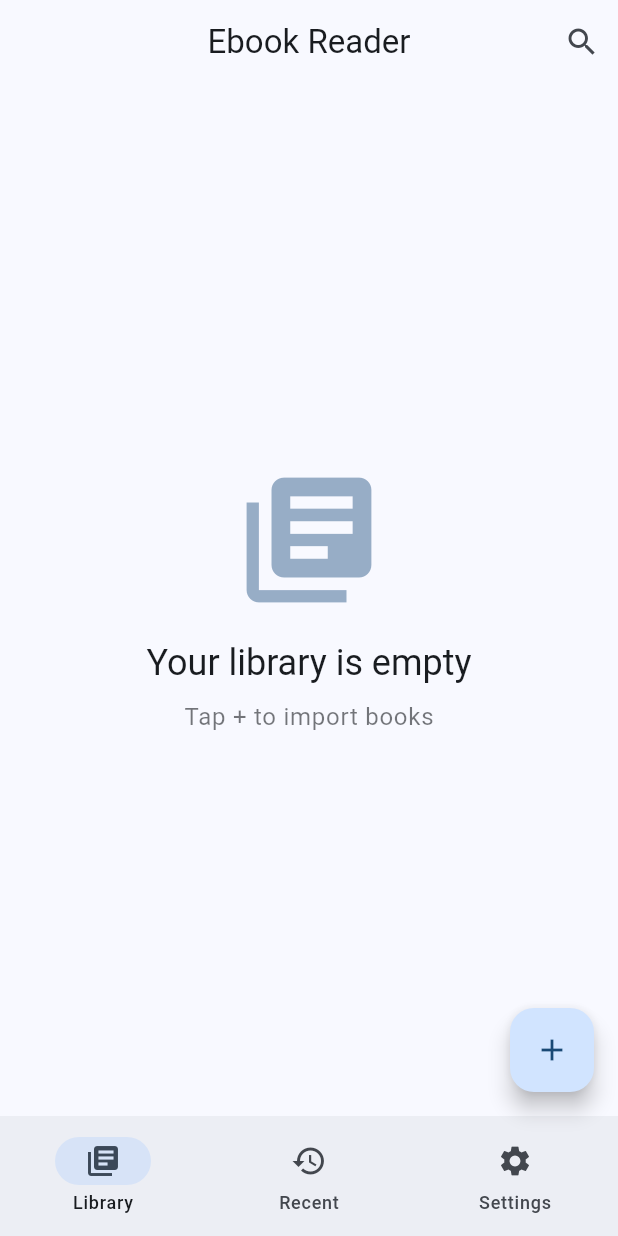
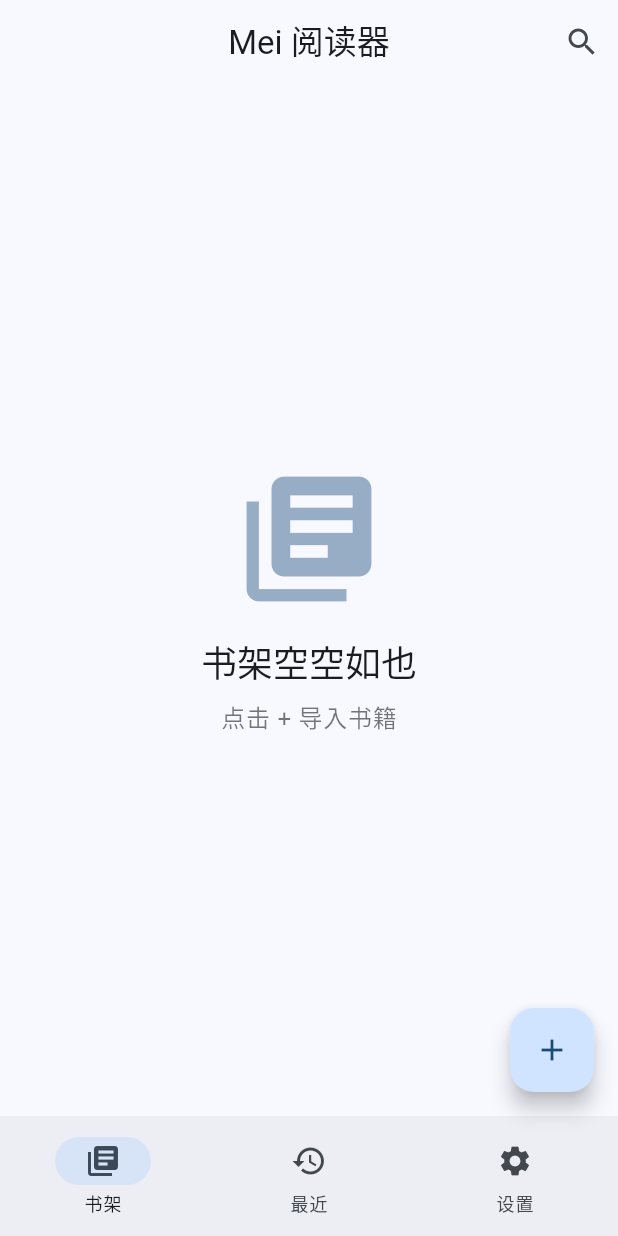
Before and after one commit to mmmei23333/ebook-reader, a Flutter app: the screen it shows once a user with an empty profile is signed in, on a phone screen of 412 x 824 dp. Run offline on Flutter 3.47's test engine with Material 3 defaults, Android fonts, the phone set to English and light mode, and no system bars; our stand-ins replace file_picker, firebase_auth, firebase_core, shared_preferences; missing offline and left inert: epubx, pdfrx; accounts and stored records are empty.

Commit message:
feat: 全面中文化

```diff
--- a/lib/main.dart
+++ b/lib/main.dart
@@ -18,7 +18,7 @@ class EbookReaderApp extends StatelessWidget {
   @override
   Widget build(BuildContext context) {
     return MaterialApp(
-      title: 'Ebook Reader',
+      title: 'Mei 阅读器',
       debugShowCheckedModeBanner: false,
       theme: ThemeData(
         colorScheme: ColorScheme.fromSeed(
--- a/lib/screens/auth_screen.dart
+++ b/lib/screens/auth_screen.dart
@@ -54,7 +54,7 @@ class _AuthScreenState extends State<AuthScreen> {
         if (mounted) {
           ScaffoldMessenger.of(context).showSnackBar(
             const SnackBar(
-              content: Text('验证邮件已发送，请检查邮箱'),
+              content: Text('注册成功！验证邮件已发送，请检查邮箱'),
               duration: Duration(seconds: 5),
             ),
           );
@@ -73,7 +73,7 @@ class _AuthScreenState extends State<AuthScreen> {
             _errorMessage = '该邮箱已被注册';
             break;
           case 'weak-password':
-            _errorMessage = '密码强度不够，至少6位';
+            _errorMessage = '密码至少需要6位';
             break;
           case 'invalid-email':
             _errorMessage = '邮箱格式不正确';
@@ -150,7 +150,7 @@ class _AuthScreenState extends State<AuthScreen> {
                   ),
                   const SizedBox(height: 16),
                   Text(
-                    'Ebook Reader',
+                    'Mei 阅读器',
                     style: TextStyle(
                       fontSize: 32,
                       fontWeight: FontWeight.bold,
@@ -184,7 +184,7 @@ class _AuthScreenState extends State<AuthScreen> {
                               controller: _emailController,
                               keyboardType: TextInputType.emailAddress,
                               decoration: InputDecoration(
-                                labelText: '邮箱',
+                                labelText: '邮箱地址',
                                 prefixIcon: const Icon(Icons.email),
                                 border: OutlineInputBorder(
                                   borderRadius: BorderRadius.circular(12),
@@ -207,7 +207,7 @@ class _AuthScreenState extends State<AuthScreen> {
                               controller: _passwordController,
                               obscureText: _obscurePassword,
                               decoration: InputDecoration(
-                                labelText: '密码',
+                                labelText: '输入密码',
                                 prefixIcon: const Icon(Icons.lock),
                                 suffixIcon: IconButton(
                                   icon: Icon(
@@ -241,7 +241,7 @@ class _AuthScreenState extends State<AuthScreen> {
                                 controller: _confirmPasswordController,
                                 obscureText: true,
                                 decoration: InputDecoration(
-                                  labelText: '确认密码',
+                                  labelText: '再次输入密码',
                                   prefixIcon: const Icon(Icons.lock_outline),
                                   border: OutlineInputBorder(
                                     borderRadius: BorderRadius.circular(12),
@@ -303,7 +303,7 @@ class _AuthScreenState extends State<AuthScreen> {
                             Row(
                               mainAxisAlignment: MainAxisAlignment.center,
                               children: [
-                                Text(_isLogin ? '没有账号？' : '已有账号？'),
+                                Text(_isLogin ? '还没有账号？' : '已有账号？'),
                                 TextButton(
                                   onPressed: () {
                                     setState(() {
@@ -312,7 +312,7 @@ class _AuthScreenState extends State<AuthScreen> {
                                       _formKey.currentState?.reset();
                                     });
                                   },
-                                  child: Text(_isLogin ? '立即注册' : '去登录'),
+                                  child: Text(_isLogin ? '立即注册' : '返回登录'),
                                 ),
                               ],
                             ),
--- a/lib/screens/home_screen.dart
+++ b/lib/screens/home_screen.dart
@@ -22,7 +22,7 @@ class _HomeScreenState extends State<HomeScreen> {
   Widget build(BuildContext context) {
     return Scaffold(
       appBar: AppBar(
-        title: const Text('Ebook Reader'),
+        title: const Text('Mei 阅读器'),
         centerTitle: true,
         actions: [
           IconButton(
@@ -49,15 +49,15 @@ class _HomeScreenState extends State<HomeScreen> {
         destinations: const [
           NavigationDestination(
             icon: Icon(Icons.library_books),
-            label: 'Library',
+            label: '书架',
           ),
           NavigationDestination(
             icon: Icon(Icons.history),
-            label: 'Recent',
+            label: '最近',
           ),
           NavigationDestination(
             icon: Icon(Icons.settings),
-            label: 'Settings',
+            label: '设置',
           ),
         ],
       ),
@@ -100,12 +100,12 @@ class _HomeScreenState extends State<HomeScreen> {
                 ),
                 const SizedBox(height: 16),
                 Text(
-                  'Your library is empty',
+                  '书架空空如也',
                   style: Theme.of(context).textTheme.headlineSmall,
                 ),
                 const SizedBox(height: 8),
                 Text(
-                  'Tap + to import books',
+                  '点击 + 导入书籍',
                   style: Theme.of(context).textTheme.bodyLarge?.copyWith(
                     color: Theme.of(context).colorScheme.onSurface.withOpacity(0.6),
                   ),
@@ -144,7 +144,7 @@ class _HomeScreenState extends State<HomeScreen> {
 
         if (recentBooks.isEmpty) {
           return const Center(
-            child: Text('No recently read books'),
+            child: Text('暂无阅读记录'),
           );
         }
 
@@ -211,7 +211,7 @@ class _HomeScreenState extends State<HomeScreen> {
         const Divider(),
         ListTile(
           leading: const Icon(Icons.dark_mode),
-          title: const Text('Dark Mode'),
+          title: const Text('深色模式'),
           trailing: Switch(
             value: Theme.of(context).brightness == Brightness.dark,
             onChanged: (value) {
@@ -221,7 +221,7 @@ class _HomeScreenState extends State<HomeScreen> {
         ),
         ListTile(
           leading: const Icon(Icons.font_download),
-          title: const Text('Font Size'),
+          title: const Text('字体大小'),
           trailing: const Icon(Icons.chevron_right),
           onTap: () {
             // TODO: Implement font size settings
@@ -229,13 +229,13 @@ class _HomeScreenState extends State<HomeScreen> {
         ),
         ListTile(
           leading: const Icon(Icons.info),
-          title: const Text('About'),
+          title: const Text('关于'),
           onTap: () {
             showAboutDialog(
               context: context,
-              applicationName: 'Ebook Reader',
+              applicationName: 'Mei 阅读器',
               applicationVersion: '1.0.0',
-              applicationLegalese: '© 2024 Ebook Reader',
+              applicationLegalese: '© 2024 Mei 阅读器',
             );
           },
         ),
```
Also changed, not shown: lib/screens/reader_screen.dart (+10 -10 lines).
